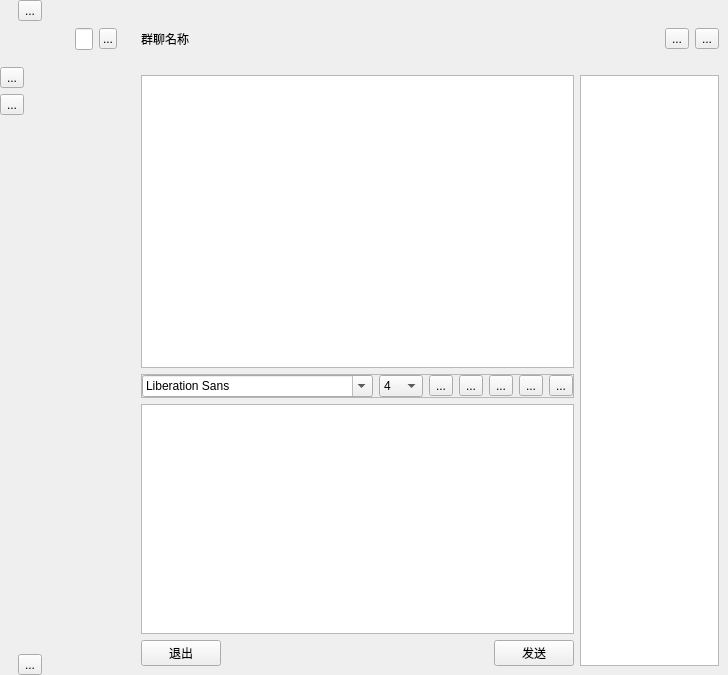
Before: the Qt Designer form chatroom/chatroom/menu2.ui in Ph0m1/xupt-linux-plan, drawn with Qt 5.
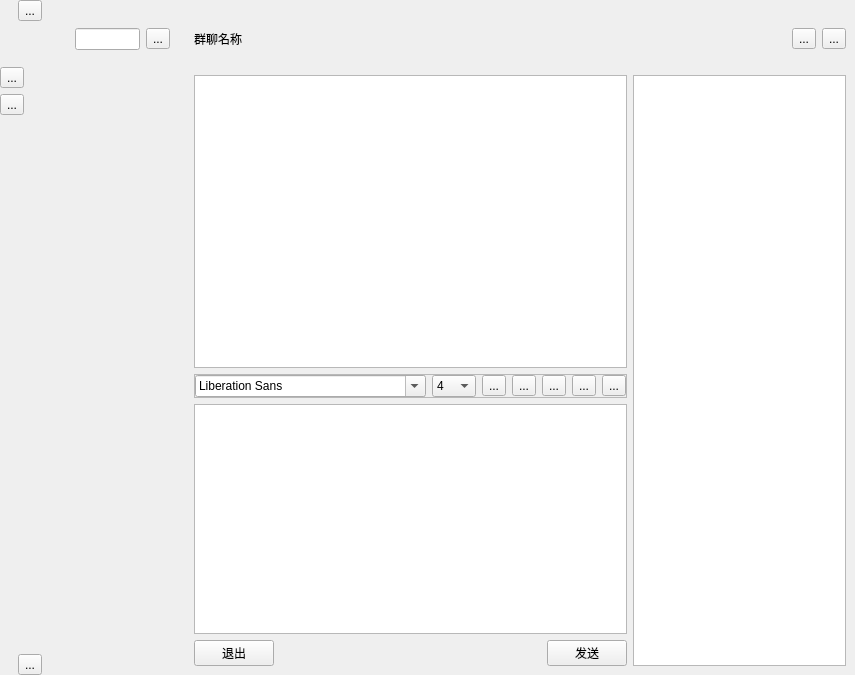
After: the same form once the commit is applied. Icons and pictures are not drawn.

The edit to the form file:
```diff
--- a/chatroom/chatroom/menu2.ui
+++ b/chatroom/chatroom/menu2.ui
@@ -6,7 +6,7 @@
    <rect>
     <x>0</x>
     <y>0</y>
-    <width>728</width>
+    <width>855</width>
     <height>675</height>
    </rect>
   </property>
```
Left out of the diff: 89 changed lines with no effect on the pictures.
